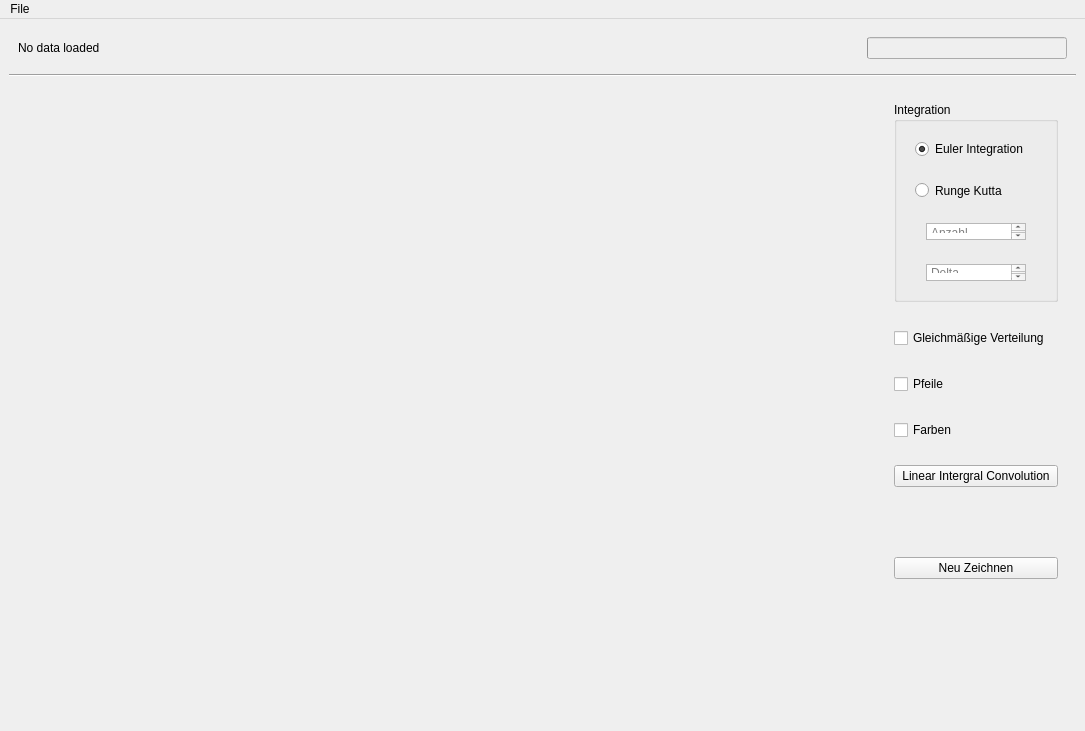
Qt form res/MainWindow.ui (e1325103/Visualisierung) before a commit.
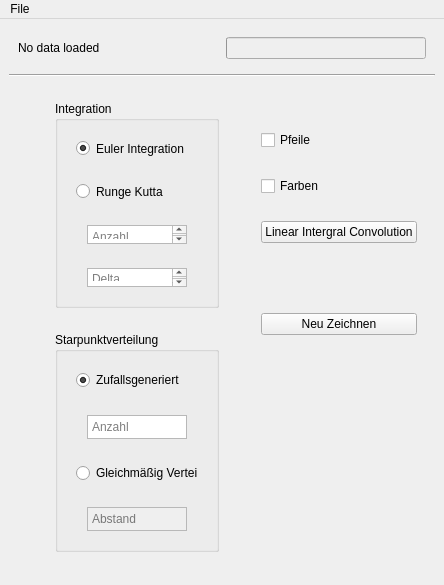
The same form after that commit.

What changed in the file:
```diff
--- a/res/MainWindow.ui
+++ b/res/MainWindow.ui
@@ -6,8 +6,8 @@
    <rect>
     <x>0</x>
     <y>0</y>
-    <width>1085</width>
-    <height>731</height>
+    <width>444</width>
+    <height>585</height>
    </rect>
   </property>
   <property name="windowTitle">
@@ -98,16 +98,16 @@
              <property name="maximumSize">
               <size>
                <width>16777215</width>
-               <height>220</height>
+               <height>225</height>
               </size>
              </property>
-             <layout class="QHBoxLayout" name="horizontalLayout_6">
+             <layout class="QVBoxLayout" name="verticalLayout_15">
               <item>
                <widget class="QGroupBox" name="groupIntegration">
                 <property name="maximumSize">
                  <size>
                   <width>16777215</width>
-                  <height>200</height>
+                  <height>210</height>
                  </size>
                 </property>
                 <property name="title">
@@ -166,7 +166,7 @@
                    <property name="maximumSize">
                     <size>
                      <width>16777215</width>
-                     <height>40</height>
+                     <height>42</height>
                     </size>
                    </property>
                    <layout class="QHBoxLayout" name="horizontalLayout_4">
@@ -201,7 +201,7 @@
                    <property name="maximumSize">
                     <size>
                      <width>16777215</width>
-                     <height>40</height>
+                     <height>42</height>
                     </size>
                    </property>
                    <layout class="QHBoxLayout" name="horizontalLayout_5">
@@ -233,22 +233,172 @@
             </widget>
            </item>
            <item>
-            <widget class="QWidget" name="widget_4" native="true">
+            <widget class="QWidget" name="widget_14" native="true">
              <property name="maximumSize">
               <size>
                <width>16777215</width>
-               <height>40</height>
+               <height>250</height>
               </size>
              </property>
-             <layout class="QVBoxLayout" name="verticalLayout_6">
+             <layout class="QVBoxLayout" name="verticalLayout_12">
               <item>
-               <widget class="QCheckBox" name="checkEven">
-                <property name="text">
-                 <string>Gleichmäßige Verteilung</string>
+               <widget class="QGroupBox" name="groupEven">
+                <property name="maximumSize">
+                 <size>
+                  <width>16777215</width>
+                  <height>16777215</height>
+                 </size>
                 </property>
+                <property name="title">
+                 <string>Starpunktverteilung</string>
+                </property>
+                <layout class="QVBoxLayout" name="verticalLayout_14">
+                 <item>
+                  <widget class="QWidget" name="widget_16" native="true">
+                   <property name="maximumSize">
+                    <size>
+                     <width>16777215</width>
+                     <height>40</height>
+                    </size>
+                   </property>
+                   <layout class="QVBoxLayout" name="verticalLayout_13">
+                    <item>
+                     <widget class="QRadioButton" name="radioRandom">
+                      <property name="text">
+                       <string>Zufallsgeneriert</string>
+                      </property>
+                      <property name="checked">
+                       <bool>true</bool>
+                      </property>
+                     </widget>
+                    </item>
+                   </layout>
+                  </widget>
+                 </item>
+                 <item>
+                  <widget class="QWidget" name="widget_18" native="true">
+                   <property name="maximumSize">
+                    <size>
+                     <width>16777215</width>
+                     <height>42</height>
+                    </size>
+                   </property>
+                   <layout class="QHBoxLayout" name="horizontalLayout_8">
+                    <item>
+                     <widget class="QTextEdit" name="textNumberRandom">
+                      <property name="maximumSize">
+                       <size>
+                        <width>100</width>
+                        <height>30</height>
+                       </size>
+                      </property>
+                      <property name="inputMethodHints">
+                       <set>Qt::ImhDigitsOnly</set>
+                      </property>
+                      <property name="html">
+                       <string>&lt;!DOCTYPE HTML PUBLIC &quot;-//W3C//DTD HTML 4.0//EN&quot; &quot;http://www.w3.org/TR/REC-html40/strict.dtd&quot;&gt;
+&lt;html&gt;&lt;head&gt;&lt;meta name=&quot;qrichtext&quot; content=&quot;1&quot; /&gt;&lt;style type=&quot;text/css&quot;&gt;
+p, li { white-space: pre-wrap; }
+&lt;/style&gt;&lt;/head&gt;&lt;body style=&quot; font-family:'MS Shell Dlg 2'; font-size:8.25pt; font-weight:400; font-style:normal;&quot;&gt;
+&lt;p style=&quot;-qt-paragraph-type:empty; margin-top:0px; margin-bottom:0px; margin-left:0px; margin-right:0px; -qt-block-indent:0; text-indent:0px;&quot;&gt;&lt;br /&gt;&lt;/p&gt;&lt;/body&gt;&lt;/html&gt;</string>
+                      </property>
+                      <property name="placeholderText">
+                       <string>Anzahl Saatpunkte</string>
+                      </property>
+                     </widget>
+                    </item>
+                   </layout>
+                  </widget>
+                 </item>
+                 <item>
+                  <widget class="QWidget" name="widget_17" native="true">
+                   <property name="maximumSize">
+                    <size>
+                     <width>16777215</width>
+                     <height>40</height>
+                    </size>
+                   </property>
+                   <layout class="QHBoxLayout" name="horizontalLayout_7">
+                    <item>
+                     <widget class="QRadioButton" name="radioEven">
+                      <property name="enabled">
+                       <bool>true</bool>
+                      </property>
+                      <property name="text">
+                       <string>Gleichmäßig Verteilt</string>
+                      </property>
+                     </widget>
+                    </item>
+                   </layout>
+                  </widget>
+                 </item>
+                 <item>
+                  <widget class="QWidget" name="widget_19" native="true">
+                   <property name="maximumSize">
+                    <size>
+                     <width>16777215</width>
+                     <height>42</height>
+                    </size>
+                   </property>
+                   <layout class="QHBoxLayout" name="horizontalLayout_9">
+                    <item>
+                     <widget class="QTextEdit" name="textDistance">
+                      <property name="enabled">
+                       <bool>false</bool>
+                      </property>
+                      <property name="maximumSize">
+                       <size>
+                        <width>100</width>
+                        <height>30</height>
+                       </size>
+                      </property>
+                      <property name="inputMethodHints">
+                       <set>Qt::ImhDigitsOnly</set>
+                      </property>
+                      <property name="html">
+                       <string>&lt;!DOCTYPE HTML PUBLIC &quot;-//W3C//DTD HTML 4.0//EN&quot; &quot;http://www.w3.org/TR/REC-html40/strict.dtd&quot;&gt;
+&lt;html&gt;&lt;head&gt;&lt;meta name=&quot;qrichtext&quot; content=&quot;1&quot; /&gt;&lt;style type=&quot;text/css&quot;&gt;
+p, li { white-space: pre-wrap; }
+&lt;/style&gt;&lt;/head&gt;&lt;body style=&quot; font-family:'MS Shell Dlg 2'; font-size:8.25pt; font-weight:400; font-style:normal;&quot;&gt;
+&lt;p style=&quot;-qt-paragraph-type:empty; margin-top:0px; margin-bottom:0px; margin-left:0px; margin-right:0px; -qt-block-indent:0; text-indent:0px;&quot;&gt;&lt;br /&gt;&lt;/p&gt;&lt;/body&gt;&lt;/html&gt;</string>
+                      </property>
+                      <property name="placeholderText">
+                       <string>Abstand</string>
+                      </property>
+                     </widget>
+                    </item>
+                   </layout>
+                  </widget>
+                 </item>
+                </layout>
                </widget>
               </item>
              </layout>
+            </widget>
+           </item>
+           <item>
+            <widget class="QWidget" name="widget_15" native="true"/>
+           </item>
+          </layout>
+         </widget>
+        </item>
+        <item>
+         <widget class="QWidget" name="widget_4" native="true">
+          <property name="maximumSize">
+           <size>
+            <width>200</width>
+            <height>16777215</height>
+           </size>
+          </property>
+          <layout class="QVBoxLayout" name="verticalLayout_6">
+           <item>
+            <widget class="QWidget" name="widget_20" native="true">
+             <property name="maximumSize">
+              <size>
+               <width>16777215</width>
+               <height>22</height>
+              </size>
+             </property>
             </widget>
            </item>
            <item>
@@ -312,7 +462,7 @@
             </widget>
            </item>
            <item>
-            <widget class="QWidget" name="widget_13" native="true">
+            <widget class="QWidget" name="widget_21" native="true">
              <property name="maximumSize">
               <size>
                <width>16777215</width>
@@ -341,7 +491,7 @@
             </widget>
            </item>
            <item>
-            <widget class="QWidget" name="widget_14" native="true"/>
+            <widget class="QWidget" name="widget_13" native="true"/>
            </item>
           </layout>
          </widget>
@@ -357,7 +507,7 @@
     <rect>
      <x>0</x>
      <y>0</y>
-     <width>1085</width>
+     <width>444</width>
      <height>21</height>
     </rect>
    </property>
```
Left out of the diff: 5 changed lines with no effect on the pictures.
